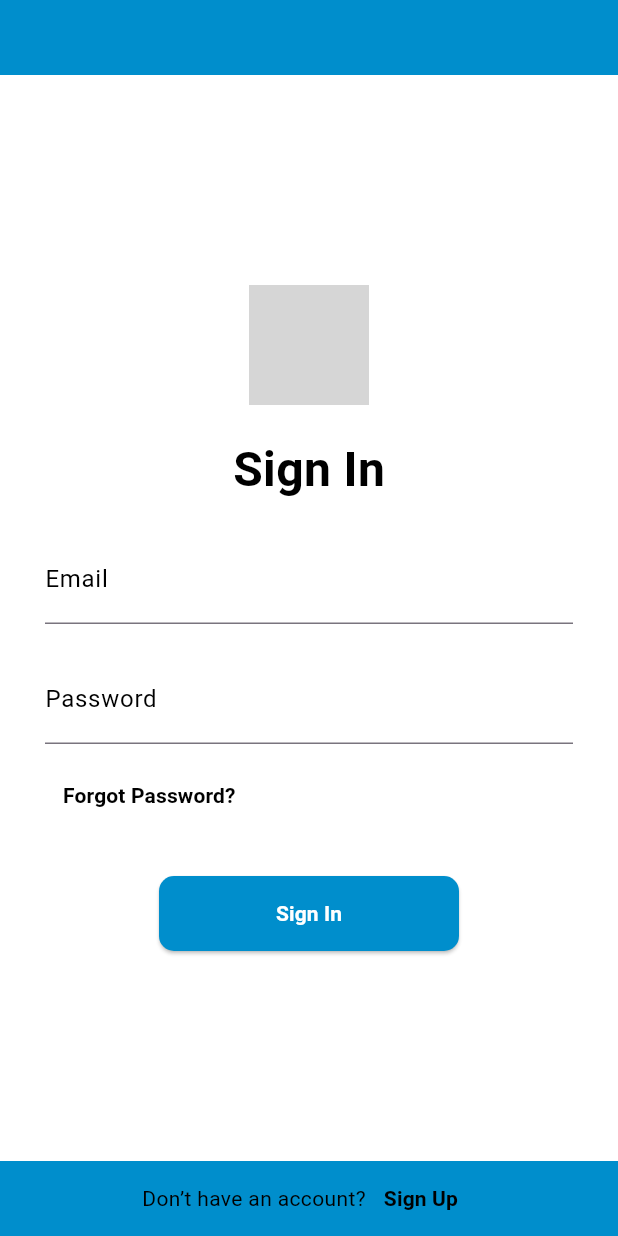
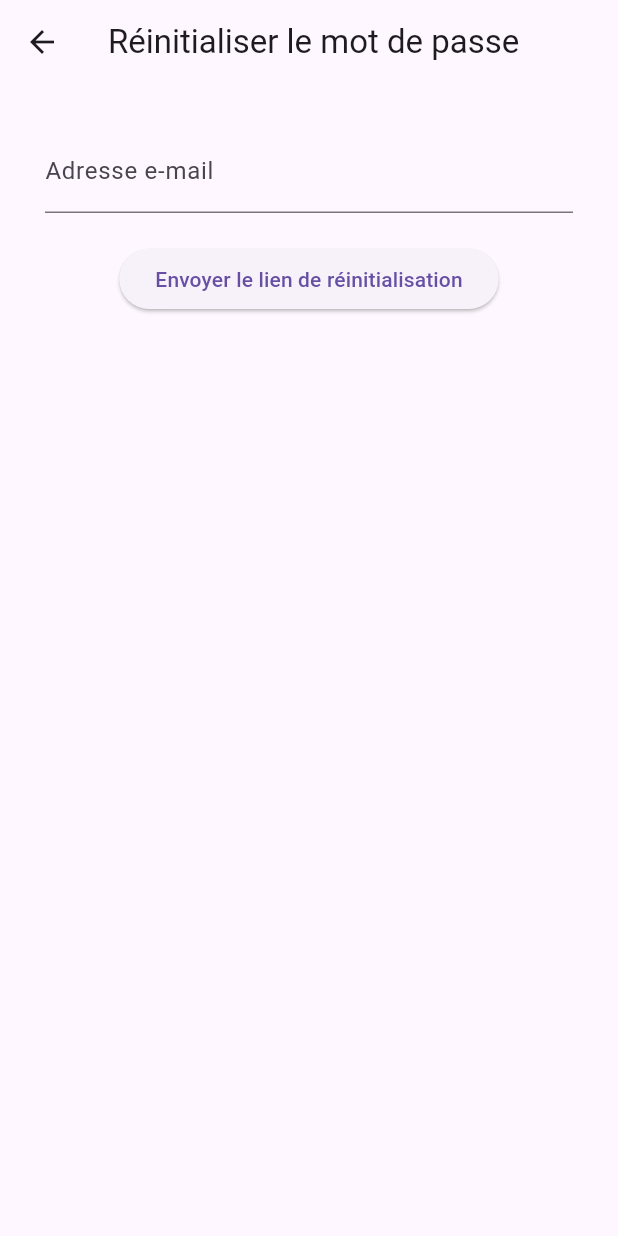
Before and after one commit to yousramankour/train_app, a Flutter app: the screen it shows after launch, after a tap on "GET STARTED", after a tap on "Forgot Password?", on a phone screen of 412 x 824 dp. Run offline on Flutter 3.47's test engine with Material 3 defaults, Android fonts, the phone set to English and light mode, and no system bars; our stand-ins replace cloud_firestore, easy_localization, firebase_auth, firebase_core, google_maps_flutter, image_picker and 3 more; accounts and stored records are empty; grey boxes are pictures that could not be loaded.

Commit message:
ajoute de autentification

```diff
--- /dev/null
+++ b/lib/forgot_password.dart
@@ -0,0 +1,86 @@
+import 'package:flutter/material.dart';
+import 'package:firebase_auth/firebase_auth.dart';
+
+class ForgotPasswordPage extends StatefulWidget {
+  const ForgotPasswordPage({super.key});
+
+  @override
+  _ForgotPasswordPageState createState() => _ForgotPasswordPageState();
+}
+
+class _ForgotPasswordPageState extends State<ForgotPasswordPage> {
+  final TextEditingController emailController = TextEditingController();
+  final FirebaseAuth _auth = FirebaseAuth.instance;
+  String message = '';
+  bool isLoading = false;
+
+  Future<void> resetPassword() async {
+    final email = emailController.text.trim();
+    setState(() {
+      message = '';
+    });
+
+    if (email.isEmpty) {
+      setState(() {
+        message = 'Veuillez entrer votre adresse e-mail.';
+      });
+      return;
+    }
+
+    try {
+      setState(() => isLoading = true);
+
+      // Vérifier si l'e-mail existe
+      final methods = await _auth.fetchSignInMethodsForEmail(email);
+      if (methods.isEmpty) {
+        setState(() {
+          message = 'Aucun compte associé à cet e-mail.';
+        });
+        return;
+      }
+
+      // Envoyer l'e-mail de réinitialisation
+      await _auth.sendPasswordResetEmail(email: email);
+      setState(() {
+        message = 'Un e-mail de réinitialisation a été envoyé.';
+      });
+    } on FirebaseAuthException catch (e) {
+      setState(() {
+        message = e.message ?? 'Une erreur est survenue.';
+      });
+    } finally {
+      setState(() => isLoading = false);
+    }
+  }
+
+  @override
+  Widget build(BuildContext context) {
+    final isDark = Theme.of(context).brightness == Brightness.dark;
+    final textColor = isDark ? Colors.white : Colors.black;
+
+    return Scaffold(
+      appBar: AppBar(title: const Text('Réinitialiser le mot de passe')),
+      body: Padding(
+        padding: const EdgeInsets.all(30.0),
+        child: Column(
+          children: [
+            TextField(
+              controller: emailController,
+              decoration: const InputDecoration(labelText: 'Adresse e-mail'),
+            ),
+            const SizedBox(height: 20),
+            isLoading
+                ? const CircularProgressIndicator()
+                : ElevatedButton(
+                  onPressed: resetPassword,
+                  child: const Text('Envoyer le lien de réinitialisation'),
+                ),
+            const SizedBox(height: 20),
+            if (message.isNotEmpty)
+              Text(message, style: TextStyle(color: textColor)),
+          ],
+        ),
+      ),
+    );
+  }
+}
--- a/lib/login_page.dart
+++ b/lib/login_page.dart
@@ -5,6 +5,7 @@
 import 'theme_provider.dart';
 import 'package:provider/provider.dart';
 import 'home.dart';
+import 'forgot_password.dart';
 
 class LoginPage extends StatefulWidget {
   const LoginPage({Key? key}) : super(key: key);
@@ -137,6 +138,12 @@
                     alignment: Alignment.centerLeft,
                     child: TextButton(
                       onPressed: () {
+                        Navigator.push(
+                          context,
+                          MaterialPageRoute(
+                            builder: (context) => const ForgotPasswordPage(),
+                          ),
+                        );
                         // Implémentez la logique de mot de passe oublié ici
                       },
                       child: Text(
```
